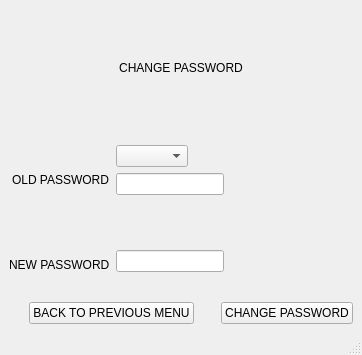
First picture: the form in ui/changepass.ui, repository yashu2001/gym-manager, before the edit.
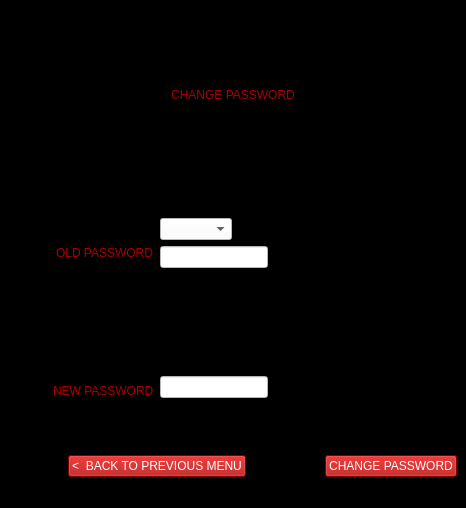
Second picture: the form after the edit. Icons and pictures are not drawn.

Patch:
```diff
--- a/ui/changepass.ui
+++ b/ui/changepass.ui
@@ -6,15 +6,15 @@
    <rect>
     <x>0</x>
     <y>0</y>
-    <width>362</width>
-    <height>355</height>
+    <width>466</width>
+    <height>508</height>
    </rect>
   </property>
   <property name="windowTitle">
    <string>MainWindow</string>
   </property>
   <property name="styleSheet">
-   <string notr="true"/>
+   <string notr="true">background-color: rgb(0, 0, 0);</string>
   </property>
   <widget class="QWidget" name="centralwidget">
    <layout class="QGridLayout" name="gridLayout">
@@ -37,7 +37,8 @@
     <item row="1" column="0" colspan="3" alignment="Qt::AlignHCenter|Qt::AlignTop">
      <widget class="QLabel" name="label_4">
       <property name="styleSheet">
-       <string notr="true">font: 18pt &quot;MS UI Gothic&quot;;</string>
+       <string notr="true">font: 18pt &quot;MS UI Gothic&quot;;
+color: rgb(170, 0, 0);</string>
       </property>
       <property name="text">
        <string>&lt;html&gt;&lt;head/&gt;&lt;body&gt;&lt;p align=&quot;center&quot;&gt;CHANGE PASSWORD&lt;/p&gt;&lt;p align=&quot;center&quot;&gt;&lt;br/&gt;&lt;/p&gt;&lt;/body&gt;&lt;/html&gt;</string>
@@ -45,37 +46,65 @@
      </widget>
     </item>
     <item row="2" column="1" colspan="2" alignment="Qt::AlignLeft|Qt::AlignBottom">
-     <widget class="QComboBox" name="comboBox"/>
+     <widget class="QComboBox" name="comboBox">
+      <property name="styleSheet">
+       <string notr="true">background-color: rgb(255, 255, 255);</string>
+      </property>
+     </widget>
     </item>
     <item row="3" column="0" alignment="Qt::AlignRight|Qt::AlignTop">
      <widget class="QLabel" name="label_2">
+      <property name="styleSheet">
+       <string notr="true">color: rgb(170, 0, 0);</string>
+      </property>
       <property name="text">
        <string>OLD PASSWORD</string>
       </property>
      </widget>
     </item>
     <item row="3" column="1" colspan="2" alignment="Qt::AlignLeft|Qt::AlignTop">
-     <widget class="QLineEdit" name="lineEdit"/>
+     <widget class="QLineEdit" name="lineEdit">
+      <property name="styleSheet">
+       <string notr="true">background-color: rgb(255, 255, 255);</string>
+      </property>
+     </widget>
     </item>
     <item row="4" column="0" alignment="Qt::AlignRight|Qt::AlignBottom">
      <widget class="QLabel" name="label">
+      <property name="styleSheet">
+       <string notr="true">color: rgb(170, 0, 0);</string>
+      </property>
       <property name="text">
        <string>NEW PASSWORD</string>
       </property>
      </widget>
     </item>
     <item row="4" column="1" colspan="2" alignment="Qt::AlignLeft|Qt::AlignBottom">
-     <widget class="QLineEdit" name="lineEdit_2"/>
+     <widget class="QLineEdit" name="lineEdit_2">
+      <property name="styleSheet">
+       <string notr="true">background-color: rgb(255, 255, 255);</string>
+      </property>
+     </widget>
     </item>
     <item row="5" column="0" colspan="2" alignment="Qt::AlignHCenter|Qt::AlignBottom">
      <widget class="QPushButton" name="pushButton_2">
+      <property name="styleSheet">
+       <string notr="true">color: rgb(255, 255, 255);
+background-color: rgb(170, 0, 0);
+font: 75 10pt &quot;MS Shell Dlg 2&quot;;</string>
+      </property>
       <property name="text">
-       <string>BACK TO PREVIOUS MENU</string>
+       <string>&lt;  BACK TO PREVIOUS MENU</string>
       </property>
      </widget>
     </item>
     <item row="5" column="2" alignment="Qt::AlignRight|Qt::AlignBottom">
      <widget class="QPushButton" name="pushButton">
+      <property name="styleSheet">
+       <string notr="true">color: rgb(255, 255, 255);
+background-color: rgb(170, 0, 0);
+font: 75 10pt &quot;MS Shell Dlg 2&quot;;</string>
+      </property>
       <property name="text">
        <string>CHANGE PASSWORD</string>
       </property>
```
